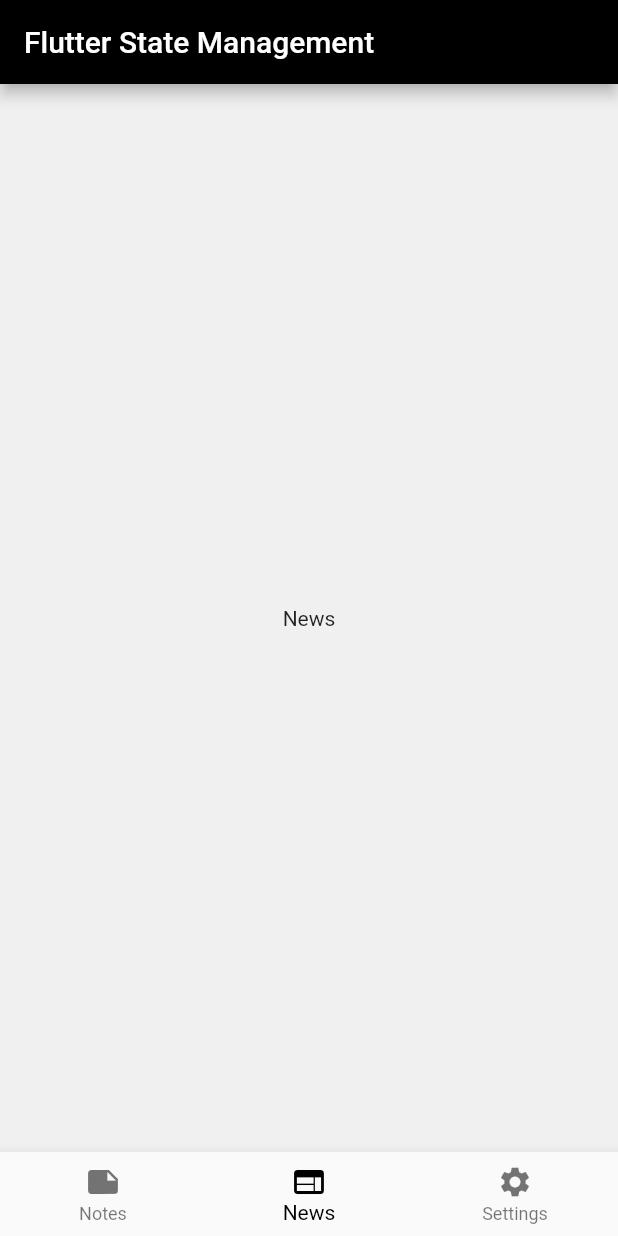
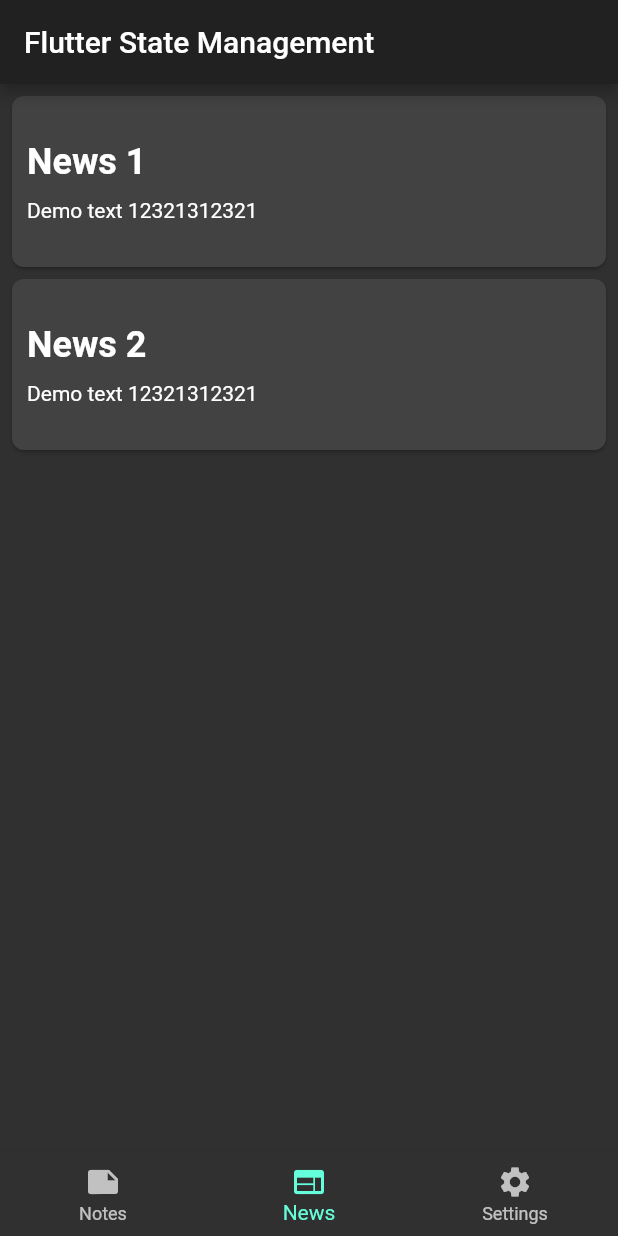
Before and after one commit to sdim2016/flutter-state-management, a Flutter app: the screen it shows after launch, item 2 of the bottom bar chosen, on a phone screen of 412 x 824 dp. Run offline on Flutter 3.47's test engine with Material 2 defaults, Android fonts, the phone set to English and light mode, and no system bars.

Commit message:
Implemented the news UI

```diff
--- a/setstate/lib/main.dart
+++ b/setstate/lib/main.dart
@@ -11,10 +11,7 @@
   Widget build(BuildContext context) {
     return MaterialApp(
       title: 'Flutter State Management',
-      theme: ThemeData(
-        primarySwatch: blackColor,
-        visualDensity: VisualDensity.adaptivePlatformDensity,
-      ),
+      theme: ThemeData.dark(),
       home: MainScreen(title: 'Flutter State Management'),
     );
   }
--- /dev/null
+++ b/setstate/lib/model/news.dart
@@ -0,0 +1,44 @@
+class News {
+  int _id;
+  String _title;
+  String _text;
+
+  News(this._title, this._text);
+
+  News.withId(this._id, this._title, this._text);
+
+  News.clone(News news): this.withId(news.id, news.title, news.text);
+
+  int get id => _id;
+  String get title => _title;
+  String get text => _text;
+
+  set title(String newTitle) {
+    this._title = newTitle;
+  }
+
+  set text(String newText) {
+    this._text = newText;
+  }
+
+  Map<String, dynamic> toDatabaseJson()  =>
+      {
+        "id": this._id,
+        "title": this._title,
+        "text": this._text
+      };
+
+  Map<String, dynamic> toDatabaseJsonNoId() =>
+      {
+        "title": this._title,
+        "text": this._text
+      };
+
+  factory News.fromJsonMap(Map<String, dynamic> map) =>
+      News.withId(
+          map['id'],
+          map['title'],
+          map['text']
+      );
+
+}
--- a/setstate/lib/view/main_screen.dart
+++ b/setstate/lib/view/main_screen.dart
@@ -55,7 +55,6 @@
       body: Container(
         child: _widgetOptions.elementAt(_selectedIndex),
       ),
-      backgroundColor: Color.fromARGB(255, 240, 240, 240),
     );
   }
 }
--- a/setstate/lib/view/pages/news_page.dart
+++ b/setstate/lib/view/pages/news_page.dart
@@ -1,10 +1,73 @@
 import 'package:flutter/material.dart';
+import 'package:setstate/model/news.dart';
 
 class NewsPage extends StatelessWidget {
   @override
   Widget build(BuildContext context) {
-    return Center(
-      child: Text('News'),
+    final notes = [
+      News('News 1', 'Demo text 12321312321'),
+      News('News 2', 'Demo text 12321312321')
+    ];
+    return Container(
+      child: ListView.builder(
+          itemCount: notes.length,
+          itemBuilder: (context, index) {
+            return Column(
+              crossAxisAlignment: CrossAxisAlignment.stretch,
+              children: [
+                Card(
+                  elevation: 1.0,
+                  margin: const EdgeInsets.only(left: 8.0, right: 8.0, top: 8.0),
+                  shape: RoundedRectangleBorder(
+                      borderRadius: BorderRadius.all(Radius.circular(8.0))),
+                  child: Padding(
+                    padding: const EdgeInsets.only(
+                        top: 30.0, bottom: 30.0, left: 10.0, right: 10.0),
+                    child: Column(
+                      crossAxisAlignment: CrossAxisAlignment.start,
+                      children: [
+                        _NewsTitle(notes[index].title),
+                        _NewsContent(notes[index].text)
+                      ],
+                    ),
+                  ),
+                ),
+              ],
+            );
+          }
+      ),
     );
   }
 }
+
+class _NewsTitle extends StatelessWidget {
+
+  final String _title;
+  _NewsTitle(this._title);
+
+  @override
+  Widget build(BuildContext context) {
+    return Text(
+      _title,
+      style: TextStyle(fontSize: 24.0, fontWeight: FontWeight.bold),
+    );
+  }
+}
+
+class _NewsContent extends StatelessWidget {
+
+  final String _text;
+  _NewsContent(this._text);
+
+  @override
+  Widget build(BuildContext context) {
+    return Padding(
+      padding: const EdgeInsets.only(top: 10.0),
+      child: Text(
+        _text,
+        maxLines: 3,
+        overflow: TextOverflow.ellipsis,
+      ),
+    );
+  }
+}
--- a/setstate/lib/view/pages/notes_page.dart
+++ b/setstate/lib/view/pages/notes_page.dart
@@ -6,7 +6,7 @@
   Widget build(BuildContext context) {
     final notes = [
       Note('Title', 'Demo text 12321312321'),
-      Note('Title', 'Demo text 12321312321')
+      Note('Title 2', 'Demo text 12321312321')
     ];
     return Container(
       child: ListView.builder(
@@ -65,9 +65,6 @@
       padding: const EdgeInsets.only(top: 10.0),
       child: Text(
         _text,
-        style: TextStyle(
-          color: Colors.grey.shade700,
-        ),
         maxLines: 3,
         overflow: TextOverflow.ellipsis,
       ),
```
